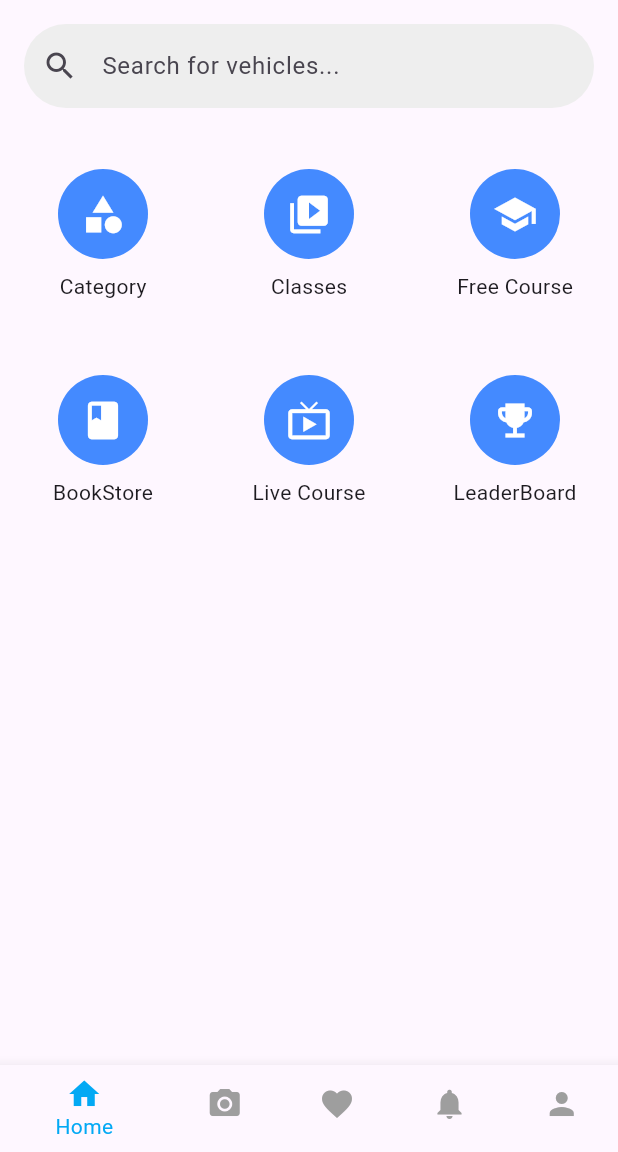
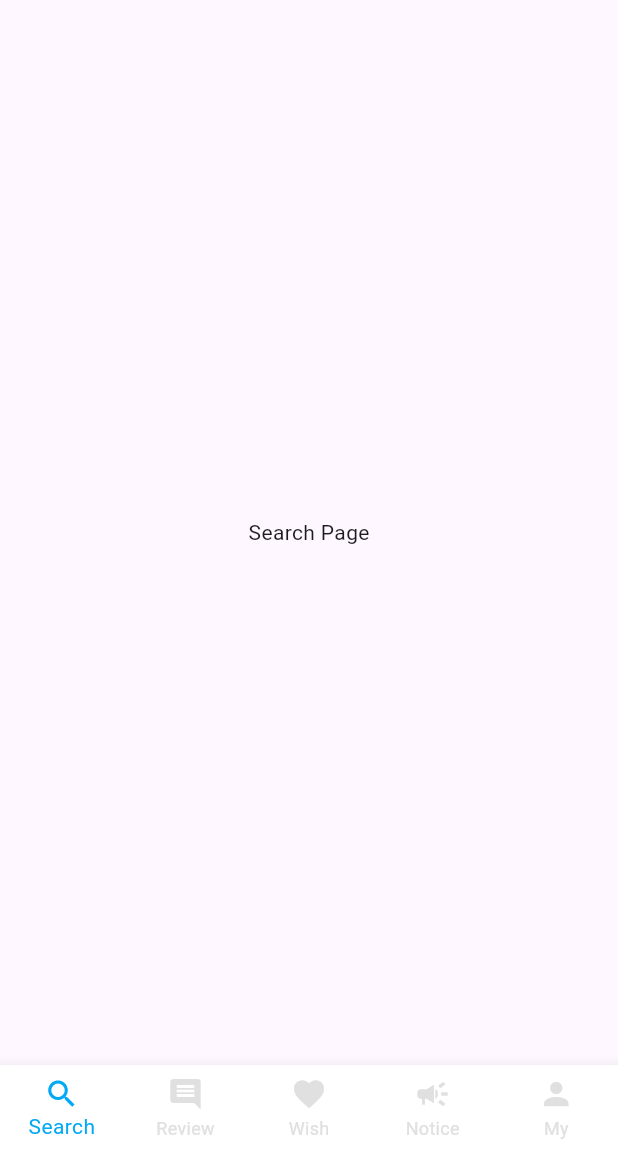
Before and after one commit to cherry616611/MotoPeekProject, a Flutter app: the screen it shows after launch, on a phone screen of 412 x 824 dp, the part 84-1236 px from its top. Run offline on Flutter 3.47's test engine with Material 3 defaults, Android fonts, the phone set to English and light mode, and no system bars.

Commit message:
기본 UI 틀 제작

```diff
--- a/lib/home_screen.dart
+++ b/lib/home_screen.dart
@@ -7,6 +7,14 @@ class HomeScreen extends StatefulWidget {
 
 class _HomeScreenState extends State<HomeScreen> {
   int _selectedIndex = 0;
+
+  final List<Widget> _pages = [
+    SearchPage(),
+    ReviewPage(), // 차량 리뷰 게시글 페이지
+    WishListPage(),
+    NoticePage(),
+    ProfilePage(),
+  ];
 
   void _onItemTapped(int index) {
     setState(() {
@@ -27,59 +35,29 @@ class _HomeScreenState extends State<HomeScreen> {
           ),
         ],
       ),
-      body: Column(
-        children: [
-          Padding(
-            padding: const EdgeInsets.all(16.0),
-            child: TextField(
-              decoration: InputDecoration(
-                hintText: 'Search for vehicles...',
-                prefixIcon: Icon(Icons.search),
-                border: OutlineInputBorder(
-                  borderRadius: BorderRadius.circular(30.0),
-                  borderSide: BorderSide.none,
-                ),
-                filled: true,
-                fillColor: Colors.grey[200],
-              ),
-            ),
-          ),
-          Expanded(
-            child: GridView.count(
-              crossAxisCount: 3,
-              children: [
-                _buildCategoryButton('Category', Icons.category),
-                _buildCategoryButton('Classes', Icons.video_library),
-                _buildCategoryButton('Free Course', Icons.school),
-                _buildCategoryButton('BookStore', Icons.book),
-                _buildCategoryButton('Live Course', Icons.live_tv),
-                _buildCategoryButton('LeaderBoard', Icons.emoji_events),
-              ],
-            ),
-          ),
-        ],
-      ),
+      body: _pages[_selectedIndex],
       bottomNavigationBar: BottomNavigationBar(
+        type: BottomNavigationBarType.fixed,
+        selectedItemColor: Colors.lightBlue,
+        unselectedItemColor: Colors.grey[300],
+        backgroundColor: Colors.white,
         currentIndex: _selectedIndex,
         onTap: _onItemTapped,
-        backgroundColor: Colors.purple,  // 네비게이션 바의 배경색을 변경
-        selectedItemColor: Colors.lightBlue, // 선택된 아이템의 색상
-        unselectedItemColor: Colors.grey, // 선택되지 않은 아이템의 색상
-        items: [
+        items: const <BottomNavigationBarItem>[
           BottomNavigationBarItem(
-            icon: Icon(Icons.home),
-            label: 'Home',
+            icon: Icon(Icons.search),
+            label: 'Search',
           ),
           BottomNavigationBarItem(
-            icon: Icon(Icons.camera_alt),
-            label: 'Camera',
+            icon: Icon(Icons.comment),
+            label: 'Review',
           ),
           BottomNavigationBarItem(
             icon: Icon(Icons.favorite),
             label: 'Wish',
           ),
           BottomNavigationBarItem(
-            icon: Icon(Icons.notifications),
+            icon: Icon(Icons.campaign),
             label: 'Notice',
           ),
           BottomNavigationBarItem(
@@ -90,19 +68,94 @@ class _HomeScreenState extends State<HomeScreen> {
       ),
     );
   }
+}
 
-  Widget _buildCategoryButton(String label, IconData icon) {
-    return Column(
-      mainAxisAlignment: MainAxisAlignment.center,
-      children: [
-        CircleAvatar(
-          backgroundColor: Colors.blueAccent,
-          radius: 30.0,
-          child: Icon(icon, size: 30.0, color: Colors.white),
+class ReviewPage extends StatelessWidget {
+  @override
+  Widget build(BuildContext context) {
+    // 차량 리뷰 게시글을 리스트로 표시 (예시)
+    return ListView(
+      padding: EdgeInsets.all(10.0),
+      children: <Widget>[
+        PostCard(
+          imageUrl: 'https://www.genesis.com/content/dam/genesis-p2/kr/assets/models/g80/24fl/color/genesis-kr-g80-facelift-standard-color-matte-makalu-gray-small.png',
+          userName: 'User1',
+          review: '이 차는 정말 훌륭해요!',
+          carModel: "제네시스 G80",
         ),
-        SizedBox(height: 8.0),
-        Text(label),
+        PostCard(
+          imageUrl: 'https://autoimg.danawa.com/photo/4455/51887/lineup_360.png',
+          userName: 'User2',
+          review: '연비가 좋고 디자인이 예뻐요.',
+          carModel: "현대 더 뉴 아반떼",
+        ),
+        // 더 많은 게시글 추가
       ],
     );
   }
 }
+
+class PostCard extends StatelessWidget {
+  final String imageUrl;
+  final String userName;
+  final String review;
+  final String carModel;
+
+  PostCard({required this.imageUrl, required this.userName, required this.review, required this.carModel,});
+
+  @override
+  Widget build(BuildContext context) {
+    return Card(
+      margin: EdgeInsets.symmetric(vertical: 10.0),
+      child: Column(
+        crossAxisAlignment: CrossAxisAlignment.start,
+        children: [
+          Image.network(imageUrl),
+          Padding(
+            padding: const EdgeInsets.all(8.0),
+            child: Text(
+              userName,
+              style: TextStyle(fontWeight: FontWeight.bold, fontSize: 18),
+            ),
+          ),
+          Padding(
+            padding: const EdgeInsets.symmetric(horizontal: 8.0),
+            child: Text('차종: $carModel', style: TextStyle(fontSize: 16, color: Colors.grey)), // 차종 정보 표시
+          ),
+          Padding(
+            padding: const EdgeInsets.symmetric(horizontal: 8.0),
+            child: Text(review),
+          ),
+        ],
+      ),
+    );
+  }
+}
+
+class SearchPage extends StatelessWidget {
+  @override
+  Widget build(BuildContext context) {
+    return Center(child: Text('Search Page'));
+  }
+}
+
+class WishListPage extends StatelessWidget {
+  @override
+  Widget build(BuildContext context) {
+    return Center(child: Text('Wish List Page'));
+  }
+}
+
+class NoticePage extends StatelessWidget {
+  @override
+  Widget build(BuildContext context) {
+    return Center(child: Text('Notice Page'));
+  }
+}
+
+class ProfilePage extends StatelessWidget {
+  @override
+  Widget build(BuildContext context) {
+    return Center(child: Text('Profile Page'));
+  }
+}
```
